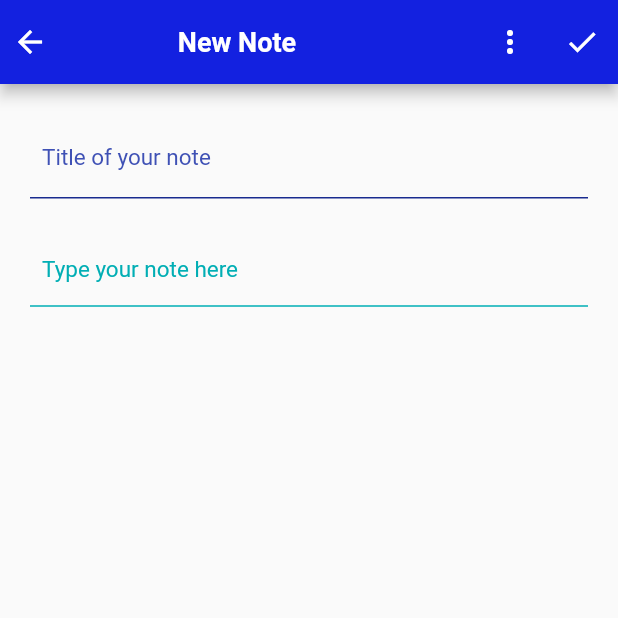
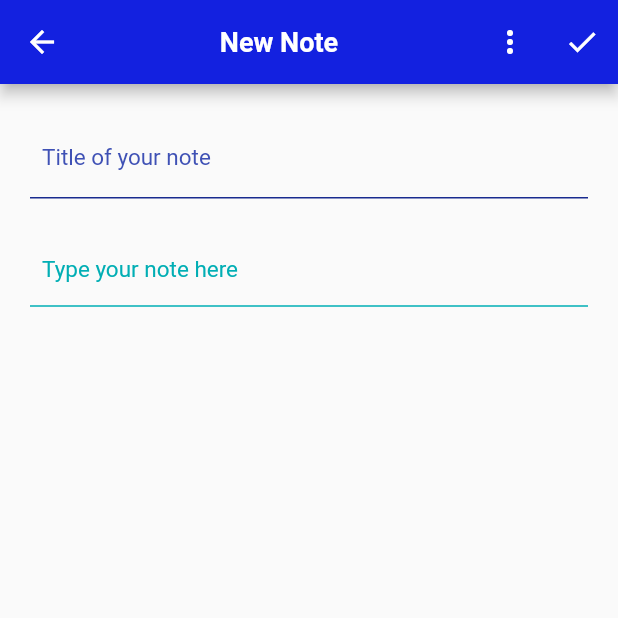
Before and after one commit to reemsh2000/note_flutter_app, a Flutter app: the screen it shows after launch, after a tap on the "add" icon, on a phone screen of 412 x 824 dp, the top half of it. Run offline on Flutter 3.47's test engine with Material 2 defaults, Android fonts, the phone set to English and light mode, and no system bars; our stand-ins replace sqflite; accounts and stored records are empty; network calls fail.

Commit message:
final version on note flutter app'

```diff
--- a/lib/db/db_controller.dart
+++ /dev/null
@@ -1,36 +0,0 @@
-import 'dart:io';
-
-import 'package:path/path.dart';
-import 'package:path_provider/path_provider.dart';
-import 'package:sqflite/sqflite.dart';
-
-class DbController {
-  static final DbController _instance = DbController._internal();
-
-  late Database _database;
-
-  DbController._internal();
-
-  factory DbController() {
-    return _instance;
-  }
-
-  Database get database => _database;
-
-  Future<void> initDatabase() async {
-    Directory directory = await getApplicationDocumentsDirectory();
-    String path = join(directory.path, 'app_db_sql');
-    _database = await openDatabase(
-      path,
-      version: 1,
-      onCreate: (Database db, int version) async {
-        await db.execute('CREATE TABLE notes('
-            'id INTEGER PRIMARY KEY AUTOINCREMENT,'
-            'title TEXT NOT NULL,'
-            'description TEXT NOT NULL,'
-            'noteColor INTEGER DEFAULT 0xff1321E0 NOT NULL'
-            ')');
-      },
-    );
-  }
-}
--- /dev/null
+++ b/lib/db/db_helper.dart
@@ -0,0 +1,78 @@
+import 'dart:io';
+
+import 'package:flutter/cupertino.dart';
+import 'package:reem_notes/db/note.dart';
+import 'package:path_provider/path_provider.dart';
+import 'package:path/path.dart';
+import 'package:sqflite/sqflite.dart';
+
+class DBHelper with ChangeNotifier {
+  DBHelper._();
+  static DBHelper dbHelper = DBHelper._();
+  static const String noteTitleColumn = "title";
+  static const String noteDescriptionColumn = 'description';
+  static const String notesColorColumn = 'notecolor';
+  Future<Database> initDataBase() async {
+    Database database = await connectToDatabase();
+    return database;
+  }
+
+  Future<Database> connectToDatabase() async {
+    Directory appfolder = await getApplicationDocumentsDirectory();
+    String appPath = appfolder.path;
+    String dbPath = join(appPath, "reem.db");
+    Database database = await openDatabase(dbPath, onCreate: (db, version) {
+      db.execute(
+          'CREATE TABLE note (id INTEGER PRIMARY KEY AUTOINCREMENT, $noteTitleColumn TEXT, $noteDescriptionColumn TEXT, $notesColorColumn INTEGER )');
+    }, onOpen: (database) {
+      print(database.path);
+    }, version: 1);
+    return database;
+  }
+
+  insertNewNote(Note note) async {
+    Database db = await initDataBase();
+    int rowNo = await db.insert("note", note.toMap());
+    print(rowNo);
+    notifyListeners();
+  }
+
+  Future<List<Note>> getAllNotesFunc() async {
+    Database db = await initDataBase();
+    List result = await db.query("note");
+    List<Note> notes = result.map((e) {
+      return Note.fromMap(e);
+    }).toList();
+    notifyListeners();
+    return notes;
+  }
+
+  Future<Note> getSpecifucNote(int id) async {
+    Database db = await initDataBase();
+    List result =
+        await db.query("note", where: "id=?", whereArgs: [id], limit: 1);
+    Note note = Note.fromMap(result.first);
+    notifyListeners();
+    return note;
+  }
+
+  deleteNote(int id) async {
+    Database db = await initDataBase();
+    db.delete("note", where: "id=?", whereArgs: [id]);
+    notifyListeners();
+  }
+
+  updateNote(Note note, id) async {
+    try {
+      Database db = await initDataBase();
+      db.update("note", note.toMap(), where: "id=?", whereArgs: [id]);
+    } on Exception catch (e) {
+      print("error");
+    }
+  }
+
+  List<Note> allNotes = [];
+
+
+
+}
--- a/lib/db/note_db_controller.dart
+++ /dev/null
@@ -1,38 +0,0 @@
-import 'package:reem_notes/db/db_controller.dart';
-import 'package:reem_notes/db/note.dart';
-import 'package:sqflite/sqflite.dart';
-
-class NoteDbController<T> {
-  final Database _database = DbController().database;
-
-  Future<int> create(Note object) async {
-    int newRowId = await _database.insert('notes', object.toMap());
-    return newRowId;
-  }
-
-  Future<bool> delete(int id) async {
-    int numOfDeletedRows =
-        await _database.delete('notes', where: 'id=?', whereArgs: [id]);
-    return numOfDeletedRows > 0;
-  }
-
-  Future<bool> update(Note object) async {
-    int numOfUpdatedRows = await _database
-        .update('notes', object.toMap(), where: 'id=?', whereArgs: [object.id]);
-    return numOfUpdatedRows > 0;
-  }
-
-  Future<Note?> show(int id) async {
-    List<Map<String, dynamic>> rows =
-        await _database.query('notes', where: 'id=?', whereArgs: [id]);
-    return rows.isNotEmpty ? Note.fromMap(rows.first) : null;
-  }
-
-  Future<List<Note>> read() async {
-    List<Map<String, dynamic>> rows = await _database.query('notes');
-    return rows.map((e) => Note.fromMap(e)).toList();
-  }
-
-
-
-}
--- a/lib/main.dart
+++ b/lib/main.dart
@@ -1,22 +1,14 @@
 import 'package:flutter/material.dart';
-import 'package:provider/provider.dart';
-import 'package:reem_notes/db/db_controller.dart';
-import 'package:reem_notes/db/note_provider.dart';
 import './screens/welcome.dart';
+import 'package:reem_notes/db/db_helper.dart';
 
-void main() async {
-  WidgetsFlutterBinding.ensureInitialized();
-  await DbController().initDatabase();
-  runApp(MultiProvider(
-    providers: [
-      ChangeNotifierProvider<NoteProvider>(
-        create: (context) => NoteProvider(),
-      ),
-    ],
-    child: const MaterialApp(
+void main()  {
+  // WidgetsFlutterBinding.ensureInitialized();
+  runApp(
+    const MaterialApp(
       title: 'Reem Notes',
       debugShowCheckedModeBanner: false,
       home: Welcome(),
     ),
-  ));
+  );
 }
--- a/lib/screens/add_note.dart
+++ b/lib/screens/add_note.dart
@@ -1,12 +1,13 @@
 import 'package:flutter/material.dart';
 import 'package:reem_notes/db/my_colors.dart';
 import 'package:reem_notes/db/note.dart';
-import 'package:reem_notes/db/note_provider.dart';
-import 'package:provider/provider.dart';
+import 'package:reem_notes/db/db_helper.dart';
 
 class AddNote extends StatefulWidget {
   final Note? note;
-  const AddNote({this.note});
+  final Function? onDelete;
+  final Function refresh ;
+  const AddNote({this.note, this.onDelete ,required this.refresh});
 
   @override
   State<AddNote> createState() => _AddNoteState();
@@ -15,14 +16,27 @@ class AddNote extends StatefulWidget {
 class _AddNoteState extends State<AddNote> {
   late TextEditingController _titleController = TextEditingController();
   late TextEditingController _descriptionController = TextEditingController();
+  static var db = DBHelper.dbHelper;
   bool editMode = false;
   int noteColor = 0xff1321E0;
   String title = "";
   String description = "";
-
-  List<Map<String, dynamic>> _newItem = [];
-
-  bool _isLoading = true;
+  Future<void> insertUpdate() async {
+    if (widget.note != null) {
+      await db.updateNote(
+        Note(
+            title: _titleController.text,
+            description: _descriptionController.text,
+            noteColor: noteColor),
+        widget.note?.id,
+      );
+    } else {
+      await db.insertNewNote(Note(
+          title: _titleController.text,
+          description: _descriptionController.text,
+          noteColor: noteColor));
+    }
+  }
 
   @override
   void initState() {
@@ -30,6 +44,7 @@ class _AddNoteState extends State<AddNote> {
     _titleController = TextEditingController(text: widget.note?.title);
     _descriptionController =
         TextEditingController(text: widget.note?.description);
+    noteColor = widget.note?.noteColor ?? 0xff1321E0;
   }
 
   @override
@@ -43,7 +58,10 @@ class _AddNoteState extends State<AddNote> {
   Widget build(BuildContext context) {
     return Scaffold(
       appBar: AppBar(
-        leadingWidth: 0,
+        leading: IconButton(
+          icon: const Icon(Icons.arrow_back),
+          onPressed: () => Navigator.of(context).pop(),
+        ),
         backgroundColor: Color(noteColor),
         actions: [
           IconButton(
@@ -54,7 +72,8 @@ class _AddNoteState extends State<AddNote> {
           IconButton(
               icon: const Icon(Icons.check),
               onPressed: () async {
-                await performSave();
+                await insertUpdate();
+                await widget.refresh();
                 Navigator.pop(context);
               }),
         ],
@@ -122,15 +141,26 @@ class _AddNoteState extends State<AddNote> {
                         title: Text('Share with your friends',
                             style: TextStyle(color: Colors.white)),
                       ),
-                      const ListTile(
-                        leading: Icon(Icons.delete, color: Colors.white),
-                        title: Text('Delete',
+                      ListTile(
+                        leading: const Icon(Icons.delete, color: Colors.white),
+                        title: const Text('Delete',
                             style: TextStyle(color: Colors.white)),
+                        onTap: () async {
+                          await widget.onDelete!(widget.note?.id);
+                          Navigator.pop(context);
+                        },
                       ),
-                      const ListTile(
-                        leading: Icon(Icons.copy, color: Colors.white),
-                        title: Text('Duplicate',
+                      ListTile(
+                        leading: const Icon(Icons.copy, color: Colors.white),
+                        title: const Text('Duplicate',
                             style: TextStyle(color: Colors.white)),
+                        onTap: () async {
+                          await db.insertNewNote(Note(
+                              title: _titleController.text,
+                              description: _descriptionController.text,
+                              noteColor: noteColor));
+                          Navigator.pop(context);
+                        },
                       ),
                       SizedBox(
                         height: 40,
@@ -166,51 +196,4 @@ class _AddNoteState extends State<AddNote> {
       ),
     );
   }
-
-  Future<void> performSave() async {
-    if (checkData()) {
-      await save();
-    }
-  }
-
-  bool checkData() {
-    if (_titleController.text.isNotEmpty &&
-        _descriptionController.text.isNotEmpty) {
-      return true;
-    }
-
-    return false;
-  }
-
-  Future<void> save() async {
-    bool created = await Provider.of<NoteProvider>(context, listen: false)
-        .create(note: note);
-    if (created) clear();
-  }
-
-  // Future<void> updateColor() async {
-  //   bool updated =
-  //       await Provider.of<NoteProvider>(context, listen: false).update(note);
-  //   if (updated) clear();
-  //   String message =
-  //       updated ? 'Note updated successfully' : 'Failed to updated Note';
-  //   showSnackBar(context: context, message: message, error: !updated);
-  // }
-
-  Note get note {
-    Note note = Note();
-    note.title = _titleController.text;
-    note.description = _descriptionController.text;
-    note.noteColor = noteColor;
-    return note;
-  }
-
-  void clear() {
-    _titleController.text = '';
-    _descriptionController.text = '';
-  }
-
-  Future<void> delete(int id) async {
-    await Provider.of<NoteProvider>(context, listen: false).delete(id);
-  }
 }
--- a/lib/screens/home.dart
+++ b/lib/screens/home.dart
@@ -1,9 +1,8 @@
 import 'package:flutter/material.dart';
-import 'package:reem_notes/db/note_provider.dart';
+import 'package:reem_notes/Components/note.dart';
+import 'package:reem_notes/db/db_helper.dart';
+import 'package:reem_notes/db/note.dart';
 import 'package:reem_notes/screens/add_note.dart';
-import 'package:provider/provider.dart';
-
-import '../db/note.dart';
 
 class Home extends StatefulWidget {
   const Home({Key? key}) : super(key: key);
@@ -13,23 +12,31 @@ class Home extends StatefulWidget {
 }
 
 class _HomeState extends State<Home> {
-  late List<Note> notes;
+  late var notes;
+  static var db = DBHelper.dbHelper;
+ Future<dynamic> _notes=Future<dynamic>(() => db.getAllNotesFunc());
+
+  Future <void> refreshNotes() async {
+    notes = await db.getAllNotesFunc();
+    setState(() {
+      _notes =Future<dynamic>(()=>notes) ;
+    });
+  }
+
   @override
   void initState() {
     super.initState();
-    Provider.of<NoteProvider>(context, listen: false).read();
+    refreshNotes();
   }
 
-  // Future refreshNotes() async {
-  //   notes = await NotesDatabase.instance.readAllNotes();
-  //   if (notes.length > 0) {
-  //     NotesExist = true;
-  //   }
-  // }
+  Future<void> onDelete(int id) async {
+    DBHelper db = DBHelper.dbHelper;
+    db.deleteNote(id);
+    await refreshNotes();
+  }
 
   @override
   void dispose() {
-    // NotesDatabase.instance.close();
     super.dispose();
   }
 
@@ -38,6 +45,7 @@ class _HomeState extends State<Home> {
     return Scaffold(
         backgroundColor: Colors.white,
         appBar: AppBar(
+          automaticallyImplyLeading: false,
           leadingWidth: 0,
           backgroundColor: Colors.indigo,
           title: const Center(
@@ -50,124 +58,25 @@ class _HomeState extends State<Home> {
             ),
           ),
         ),
-        body: Consumer<NoteProvider>(
-          builder: (BuildContext context, NoteProvider value, child) {
-            return value.notes.isNotEmpty
-                ? Stack(
+        body: Center(
+          child: Column(
             children: [
-                      ListView.builder(
-                        padding: const EdgeInsets.symmetric(
-                            vertical: 15, horizontal: 10),
-                        itemCount: value.notes.length,
-                        itemBuilder: (context, index) {
-                          // if (widget.note != null) {
-                          //   value.notes[index] = widget.note;
-                          // }
-                          return GestureDetector(
-                            onTap: () => Navigator.push(
-                              context,
-                              MaterialPageRoute(
-                                builder: (context) {
-                                  return AddNote(
-                                    note: value.notes[index],
-                                    // appColor: widget.mainColor,
+              FutureBuilder(
+                future: _notes,
+                builder: (context, AsyncSnapshot snapshot) {
+                  switch (snapshot.connectionState) {
+                    case ConnectionState.waiting:
+                      return Column(
+                        children: const [
+                          SizedBox(
+                            height: 250,
+                          ),
+                          CircularProgressIndicator(),
+                        ],
                       );
-                                },
-                              ),
-                            ),
-                            child: Card(
-                              shape: RoundedRectangleBorder(
-                                borderRadius: BorderRadius.circular(10),
-                              ),
-                              shadowColor: Colors.grey,
-                              elevation: 5,
-                              child: ClipPath(
-                                clipper: ShapeBorderClipper(
-                                  shape: RoundedRectangleBorder(
-                                    borderRadius: BorderRadius.circular(10),
-                                  ),
-                                ),
-                                child: Container(
-                                  decoration: BoxDecoration(
-                                    border: Border(
-                                      left: BorderSide(
-                                        color:
-                                            Color(value.notes[index].noteColor),
-                                        width: 7,
-                                      ),
-                                    ),
-                                    color: Colors.white,
-                                  ),
-                                  alignment: Alignment.centerLeft,
-                                  child: Padding(
-                                    padding: const EdgeInsets.only(left: 10),
-                                    child: Column(
-                                      crossAxisAlignment:
-                                          CrossAxisAlignment.start,
-                                      children: [
-                                        const SizedBox(
-                                          height: 5,
-                                        ),
-                                        Text(
-                                          value.notes[index].title,
-                                          style: const TextStyle(
-                                            fontFamily: 'Open Sans',
-                                            fontSize: 18,
-                                            color: Color(0XFF1321E0),
-                                            fontWeight: FontWeight.bold,
-                                          ),
-                                        ),
-                                        const SizedBox(
-                                          height: 16,
-                                        ),
-                                        Text(
-                                          value.notes[index].description,
-                                          style: const TextStyle(
-                                            fontFamily: 'Open Sans',
-                                            fontSize: 16,
-                                          ),
-                                        ),
-                                        const SizedBox(
-                                          height: 5,
-                                        ),
-                                      ],
-                                    ),
-                                  ),
-                                ),
-                              ),
-                            ),
-                          );
-                        },
-                      ),
-                      Container(
-                        margin: const EdgeInsets.only(top: 650, left: 350),
-                        child: FloatingActionButton(
-                          onPressed: () {
-                            Navigator.pushNamed(context, '/new_note_screen');
-                          },
-                          child: Container(
-                            width: 60,
-                            height: 60,
-                            child: const Icon(
-                              Icons.add,
-                              size: 45,
-                              color: Colors.white,
-                            ),
-                            decoration: const BoxDecoration(
-                              shape: BoxShape.circle,
-                              gradient: LinearGradient(
-                                colors: [
-                                  Color(0XFF072DDE),
-                                  Color(0XFFAD0CBF),
-                                ],
-                              ),
-                            ),
-                          ),
-                        ),
-                      ),
-                    ],
-                  )
-                :   Stack(
+                    case ConnectionState.done:
+                      if (snapshot.data.length == 0) {
+                        return Column(
                           children: [
                             const SizedBox(
                               height: 170,
@@ -178,7 +87,7 @@ class _HomeState extends State<Home> {
                                 child: Image.network(
                                     "https://img.freepik.com/free-vector/copywriting-writing-icon-creative-writing-storytelling-3d-vector-illustration_365941-591.jpg")),
                             const SizedBox(
-                          height: 270,
+                              height: 240,
                             ),
                             Row(
                               children: [
@@ -188,9 +97,10 @@ class _HomeState extends State<Home> {
                                 FloatingActionButton(
                                   backgroundColor: Colors.indigo,
                                   onPressed: () => {
-                                Navigator.of(context).push(MaterialPageRoute(
+                                    Navigator.of(context).push(
+                                        MaterialPageRoute(
                                             builder: (BuildContext context) {
-                                  return const AddNote();
+                                      return  AddNote(refresh: refreshNotes);
                                     }))
                                   },
                                   tooltip: 'Increment',
@@ -200,7 +110,59 @@ class _HomeState extends State<Home> {
                             )
                           ],
                         );
-          }),
+                      } else {
+                        return SingleChildScrollView(
+                          physics: ScrollPhysics(),
+                          child: Column(children: [
+                            ListView.builder(
+                              scrollDirection: Axis.vertical,
+                              shrinkWrap: true,
+                              itemCount: snapshot.data.length,
+                              itemBuilder: (context, index) {
+                                return NoteComponent(
+                                    snapshot.data[index], onDelete,refreshNotes);
+                              },
+                            ),
+                            Container(
+                              margin:
+                                  const EdgeInsets.only(top: 200, left: 300),
+                              child: FloatingActionButton(
+                                onPressed: () {
+                                  Navigator.push(
+                                    context,
+                                    MaterialPageRoute(
+                                      builder: (context) {
+                                        return  AddNote(refresh: refreshNotes);
+                                        // );
+                                      },
+                                    ),
+                                  );
+                                },
+                                backgroundColor: Colors.indigo,
+                                child: const Icon(
+                                  Icons.add,
+                                  size: 35,
+                                  color: Colors.white,
+                                ),
+                              ),
+                            ),
+                          ]),
                         );
                       }
+                    // break;
+                    case ConnectionState.none:
+                      return const Center(
+                        child: Text("Error"),
+                      );
+                    case ConnectionState.active:
+                      return const Center(
+                        child: Text("Error !!"),
+                      );
                   }
+                },
+              ),
+            ],
+          ),
+        ));
+  }
+}
--- a/lib/screens/welcome.dart
+++ b/lib/screens/welcome.dart
@@ -21,7 +21,7 @@ class _WelcomeState extends State<Welcome> {
   @override
   void initState() {
     super.initState();
-    Timer(const Duration(seconds: 3), () {
+    Timer(const Duration(seconds: 1), () {
       navigateHome(context);
     });
   }
```
Also changed, not shown: lib/Components/note.dart (+55 -15 lines), lib/db/note.dart (+7 -7 lines), lib/db/note_provider.dart (deleted, +0 -46 lines). Lines whose indentation alone changed are shown as unchanged.
